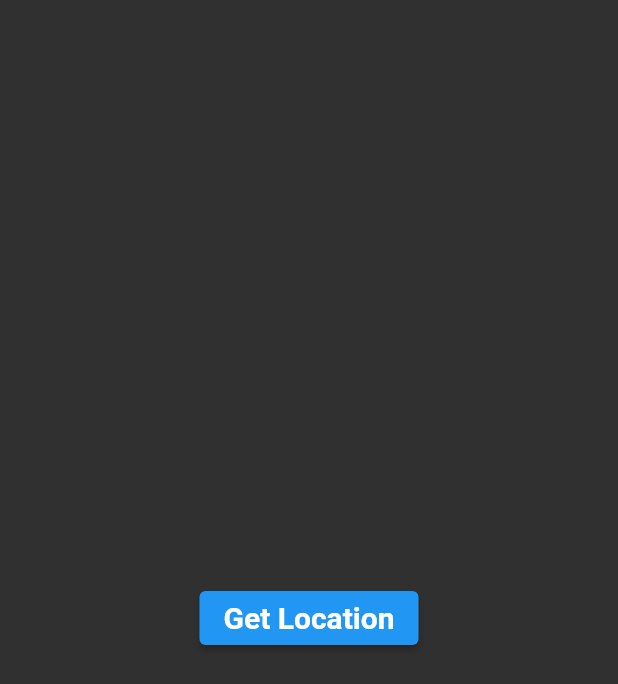
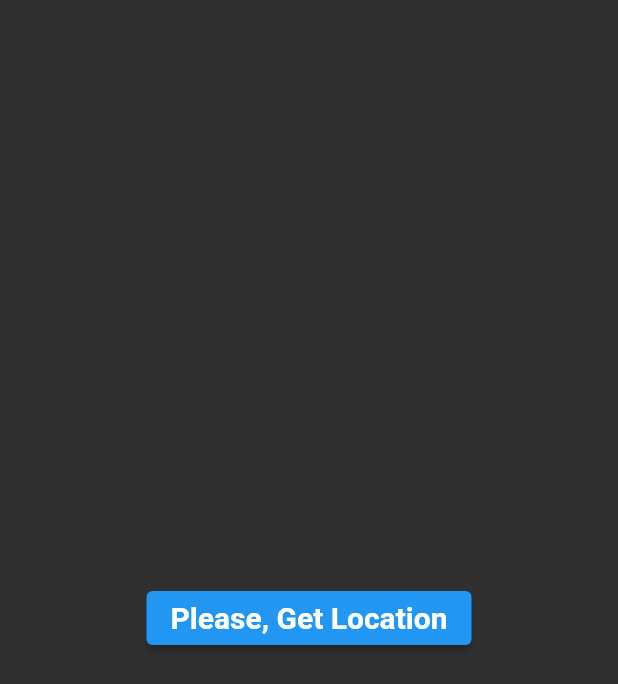
Before and after one commit to abiodunosagie/Climate-Flutter-App, a Flutter app: the screen it shows after launch, on a phone screen of 412 x 824 dp. Shown: the top 684 px of the screen. Run offline on Flutter 3.47's test engine with Material 2 defaults, Android fonts, the phone set to English and light mode, and no system bars.

Commit message:
Added a text on the button to test my commit updates.

```diff
--- a/lib/screens/loading_screen.dart
+++ b/lib/screens/loading_screen.dart
@@ -21,7 +21,7 @@ class _LoadingScreenState extends State<LoadingScreen> {
           onPressed: () {
 
           },
-          child: Text('Get Location', style: kButtonLocationStyle,),
+          child: Text('Please, Get Location', style: kButtonLocationStyle,),
         ),
       ),
     );
```
